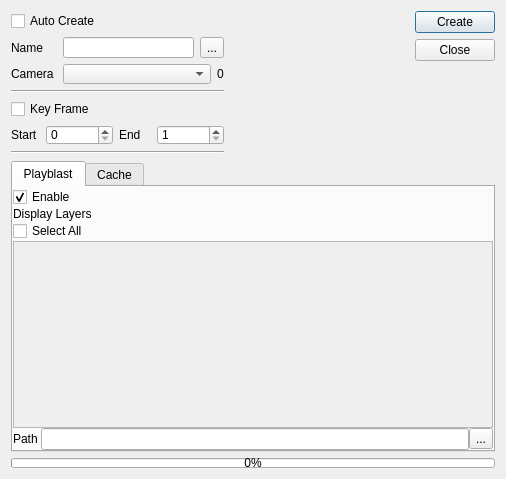
Qt form ui/form.ui (iceanimations/shot_subm_use_multishot) before a commit.
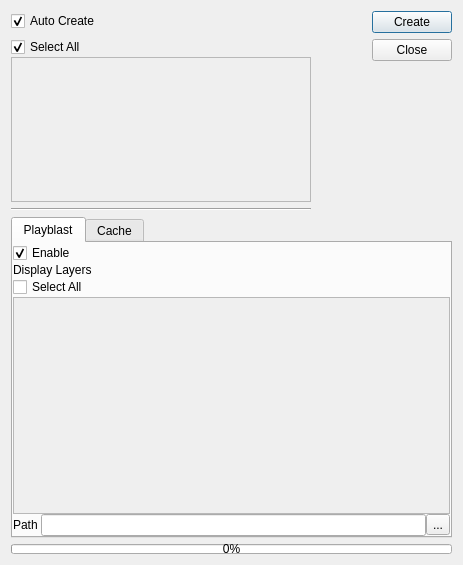
The same form after that commit.

Commit message: camera selection box added for auto create

```diff
--- a/ui/form.ui
+++ b/ui/form.ui
@@ -6,8 +6,8 @@
    <rect>
     <x>0</x>
     <y>0</y>
-    <width>506</width>
-    <height>479</height>
+    <width>463</width>
+    <height>565</height>
    </rect>
   </property>
   <property name="sizePolicy">
@@ -40,13 +40,13 @@
      <property name="minimumSize">
       <size>
        <width>0</width>
-       <height>144</height>
+       <height>200</height>
       </size>
      </property>
      <property name="maximumSize">
       <size>
        <width>16777215</width>
-       <height>144</height>
+       <height>200</height>
       </size>
      </property>
      <layout class="QHBoxLayout" name="horizontalLayout_4">
@@ -63,8 +63,30 @@
           <property name="text">
            <string>Auto Create</string>
           </property>
+          <property name="checked">
+           <bool>true</bool>
+          </property>
          </widget>
         </item>
+        <item>
+         <widget class="QStackedWidget" name="stackedWidget">
+          <property name="minimumSize">
+           <size>
+            <width>300</width>
+            <height>0</height>
+           </size>
+          </property>
+          <property name="currentIndex">
+           <number>1</number>
+          </property>
+          <widget class="QWidget" name="page">
+           <layout class="QVBoxLayout" name="verticalLayout_10">
+            <property name="spacing">
+             <number>0</number>
+            </property>
+            <property name="margin">
+             <number>0</number>
+            </property>
         <item>
          <layout class="QHBoxLayout" name="horizontalLayout_2">
           <item>
@@ -203,6 +225,70 @@
           </item>
          </layout>
         </item>
+           </layout>
+          </widget>
+          <widget class="QWidget" name="page_2">
+           <layout class="QVBoxLayout" name="verticalLayout_11">
+            <property name="spacing">
+             <number>0</number>
+            </property>
+            <property name="margin">
+             <number>0</number>
+            </property>
+            <item>
+             <widget class="QCheckBox" name="selectAllButton3">
+              <property name="toolTip">
+               <string>Select all cameras</string>
+              </property>
+              <property name="text">
+               <string>Select All</string>
+              </property>
+              <property name="checked">
+               <bool>true</bool>
+              </property>
+             </widget>
+            </item>
+            <item>
+             <widget class="QScrollArea" name="scrollArea_3">
+              <property name="toolTip">
+               <string>Select cameras that you want to create shots for</string>
+              </property>
+              <property name="widgetResizable">
+               <bool>true</bool>
+              </property>
+              <widget class="QWidget" name="scrollAreaWidgetContents_3">
+               <property name="geometry">
+                <rect>
+                 <x>0</x>
+                 <y>0</y>
+                 <width>298</width>
+                 <height>145</height>
+                </rect>
+               </property>
+               <layout class="QVBoxLayout" name="cameraLayout">
+                <property name="spacing">
+                 <number>6</number>
+                </property>
+                <property name="leftMargin">
+                 <number>9</number>
+                </property>
+                <property name="topMargin">
+                 <number>9</number>
+                </property>
+                <property name="rightMargin">
+                 <number>0</number>
+                </property>
+                <property name="bottomMargin">
+                 <number>0</number>
+                </property>
+               </layout>
+              </widget>
+             </widget>
+            </item>
+           </layout>
+          </widget>
+         </widget>
+        </item>
         <item>
          <widget class="Line" name="line_2">
           <property name="orientation">
@@ -312,8 +398,8 @@
            <rect>
             <x>0</x>
             <y>0</y>
-            <width>480</width>
-            <height>198</height>
+            <width>437</width>
+            <height>224</height>
            </rect>
           </property>
           <layout class="QVBoxLayout" name="verticalLayout_5">
```
Left out of the diff: 168 changed lines with no effect on the pictures. Lines whose indentation alone changed are shown as unchanged. The commit also changes 1 other file.
